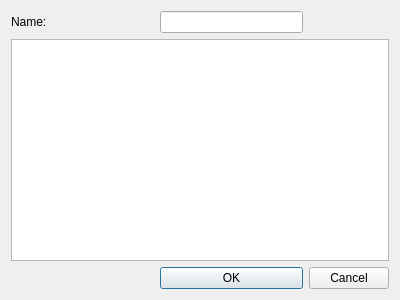
Before: the Qt Designer form mealingredientsdialog.ui in quantum-pie/cbgu, drawn with Qt 5.
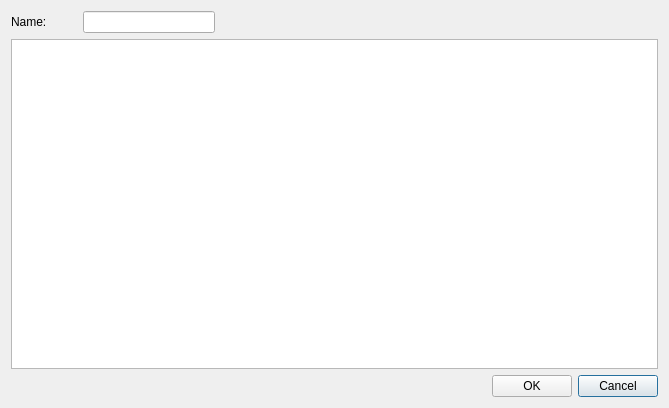
After: the same form once the commit is applied.

Commit message: Remove weak modification usage from dialogs

```diff
--- a/mealingredientsdialog.ui
+++ b/mealingredientsdialog.ui
@@ -6,33 +6,43 @@
    <rect>
     <x>0</x>
     <y>0</y>
-    <width>400</width>
-    <height>300</height>
+    <width>669</width>
+    <height>408</height>
    </rect>
   </property>
   <property name="windowTitle">
    <string>Dialog</string>
   </property>
-  <layout class="QGridLayout" name="gridLayout">
-   <item row="1" column="0" colspan="3">
+  <layout class="QGridLayout" name="gridLayout" columnstretch="1,2,4,1,1">
+   <item row="2" column="4">
+    <widget class="QPushButton" name="cancel_button">
+     <property name="text">
+      <string>Cancel</string>
+     </property>
+    </widget>
+   </item>
+   <item row="1" column="0" colspan="5">
     <widget class="QTableView" name="tableView"/>
    </item>
-   <item row="2" column="1">
+   <item row="0" column="0">
+    <widget class="QLabel" name="label">
+     <property name="text">
+      <string>Name:</string>
+     </property>
+    </widget>
+   </item>
+   <item row="2" column="3">
     <widget class="QPushButton" name="ok_button">
      <property name="text">
       <string>OK</string>
      </property>
     </widget>
    </item>
-   <item row="2" column="2">
-    <widget class="QPushButton" name="cancel_button">
-     <property name="text">
-      <string>Cancel</string>
-     </property>
-    </widget>
+   <item row="0" column="1">
+    <widget class="QLineEdit" name="lineEdit"/>
    </item>
-   <item row="2" column="0">
-    <spacer name="horizontalSpacer">
+   <item row="2" column="0" colspan="3">
+    <spacer name="horizontalSpacer_2">
      <property name="orientation">
       <enum>Qt::Horizontal</enum>
      </property>
@@ -44,16 +54,6 @@
      </property>
     </spacer>
    </item>
-   <item row="0" column="0">
-    <widget class="QLabel" name="label">
-     <property name="text">
-      <string>Name:</string>
-     </property>
-    </widget>
-   </item>
-   <item row="0" column="1">
-    <widget class="QLineEdit" name="lineEdit"/>
-   </item>
   </layout>
  </widget>
  <resources/>
```
The commit also changes 5 other files.
